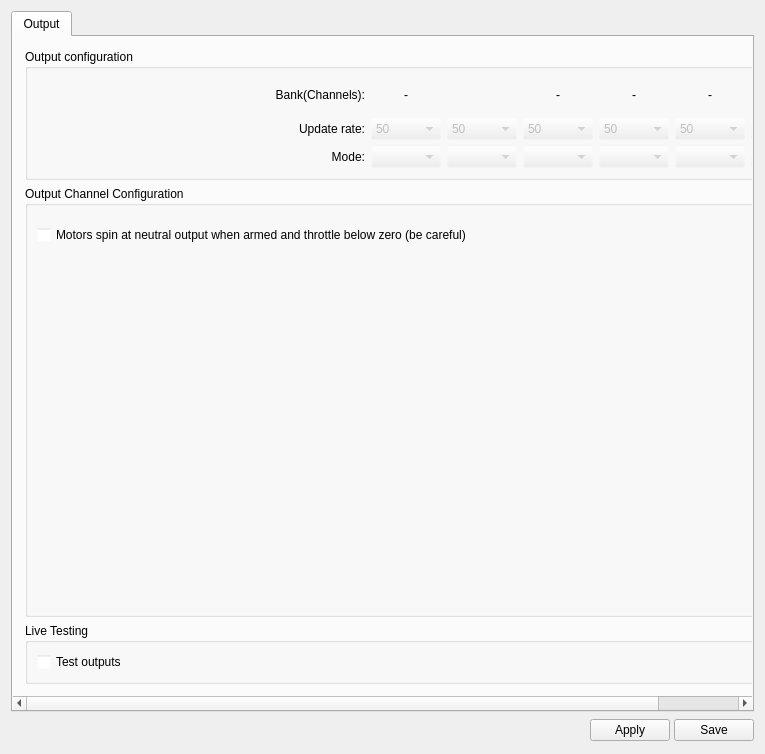
First picture: the form in ground/openpilotgcs/src/plugins/config/output.ui, repository openpilot/OpenPilot, before the edit.
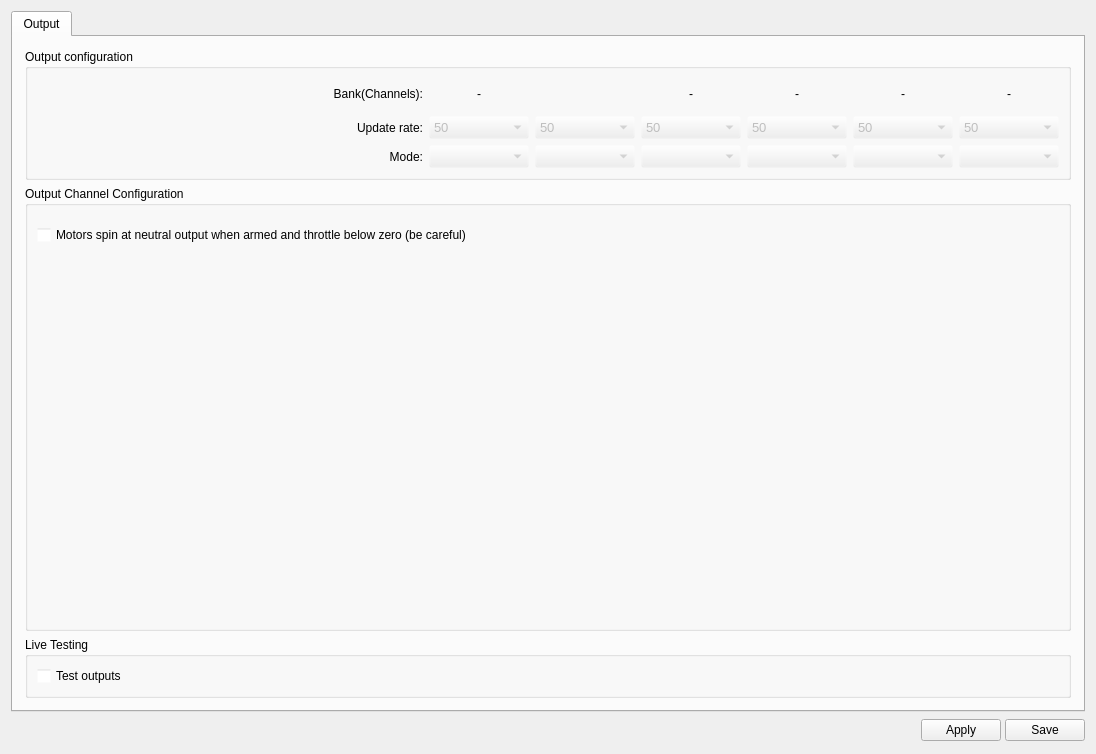
Second picture: the form after the edit. Icons and pictures are not drawn.

Commit message: OP-1685 - Bank mode Combo content was truncated for OneShot/OneShot125 items

Patch:
```diff
--- a/ground/openpilotgcs/src/plugins/config/output.ui
+++ b/ground/openpilotgcs/src/plugins/config/output.ui
@@ -6,7 +6,7 @@
    <rect>
     <x>0</x>
     <y>0</y>
-    <width>765</width>
+    <width>1096</width>
     <height>754</height>
    </rect>
   </property>
@@ -122,8 +122,8 @@
            <rect>
             <x>0</x>
             <y>0</y>
-            <width>831</width>
-            <height>659</height>
+            <width>1078</width>
+            <height>672</height>
            </rect>
           </property>
           <layout class="QVBoxLayout" name="verticalLayout_3">
@@ -203,16 +203,21 @@
                 </property>
                 <property name="minimumSize">
                  <size>
-                  <width>0</width>
+                  <width>100</width>
                   <height>20</height>
                  </size>
                 </property>
                 <property name="maximumSize">
                  <size>
-                  <width>70</width>
+                  <width>120</width>
                   <height>16777215</height>
                  </size>
                 </property>
+                <property name="font">
+                 <font>
+                  <pointsize>10</pointsize>
+                 </font>
+                </property>
                 <property name="toolTip">
                  <string>Setup PWM rate here: usual value is 490 Hz for multirotor airframes. OneShot and OneShot125 does not use this value</string>
                 </property>
@@ -284,16 +289,21 @@
                 </property>
                 <property name="minimumSize">
                  <size>
-                  <width>0</width>
+                  <width>100</width>
                   <height>20</height>
                  </size>
                 </property>
                 <property name="maximumSize">
                  <size>
-                  <width>70</width>
+                  <width>120</width>
                   <height>16777215</height>
                  </size>
                 </property>
+                <property name="font">
+                 <font>
+                  <pointsize>10</pointsize>
+                 </font>
+                </property>
                 <property name="toolTip">
                  <string>Setup PWM rate here: usual value is 490 Hz for multirotor airframes. OneShot and OneShot125 does not use this value</string>
                 </property>
@@ -355,16 +365,21 @@
                 </property>
                 <property name="minimumSize">
                  <size>
-                  <width>0</width>
+                  <width>100</width>
                   <height>20</height>
                  </size>
                 </property>
                 <property name="maximumSize">
                  <size>
-                  <width>70</width>
+                  <width>120</width>
                   <height>16777215</height>
                  </size>
                 </property>
+                <property name="font">
+                 <font>
+                  <pointsize>10</pointsize>
+                 </font>
+                </property>
                 <property name="toolTip">
                  <string>Setup PWM rate here: usual value is 490 Hz for multirotor airframes. OneShot and OneShot125 does not use this value</string>
                 </property>
@@ -426,16 +441,21 @@
                 </property>
                 <property name="minimumSize">
                  <size>
-                  <width>0</width>
+                  <width>100</width>
                   <height>20</height>
                  </size>
                 </property>
                 <property name="maximumSize">
                  <size>
-                  <width>70</width>
+                  <width>120</width>
                   <height>16777215</height>
                  </size>
                 </property>
+                <property name="font">
+                 <font>
+                  <pointsize>10</pointsize>
+                 </font>
+                </property>
                 <property name="toolTip">
                  <string>Setup PWM rate here: usual value is 490 Hz for multirotor airframes. OneShot and OneShot125 does not use this value</string>
                 </property>
@@ -497,16 +517,21 @@
                 </property>
                 <property name="minimumSize">
                  <size>
-                  <width>0</width>
+                  <width>100</width>
                   <height>20</height>
                  </size>
                 </property>
                 <property name="maximumSize">
                  <size>
-                  <width>70</width>
+                  <width>120</width>
                   <height>16777215</height>
                  </size>
                 </property>
+                <property name="font">
+                 <font>
+                  <pointsize>10</pointsize>
+                 </font>
+                </property>
                 <property name="toolTip">
                  <string>Setup output mode. Use PWM or OneShot with Standard ESCs.\nSeveral other ESCs like BLHeli 13+ can use the more advanced OneShot125.\nWhen using OneShot125 all values set in min/max and idle are divided by eight before being sent to esc (i.e. 1000 = 125, 2000 = 250).</string>
                 </property>
@@ -525,16 +550,21 @@
                 </property>
                 <property name="minimumSize">
                  <size>
-                  <width>0</width>
+                  <width>100</width>
                   <height>20</height>
                  </size>
                 </property>
                 <property name="maximumSize">
                  <size>
-                  <width>70</width>
+                  <width>120</width>
                   <height>16777215</height>
                  </size>
                 </property>
+                <property name="font">
+                 <font>
+                  <pointsize>10</pointsize>
+                 </font>
+                </property>
                 <property name="toolTip">
                  <string>Setup output mode. Use PWM or OneShot with Standard ESCs.\nSeveral other ESCs like BLHeli 13+ can use the more advanced OneShot125.\nWhen using OneShot125 all values set in min/max and idle are divided by eight before being sent to esc (i.e. 1000 = 125, 2000 = 250).</string>
                 </property>
@@ -573,16 +603,21 @@
                 </property>
                 <property name="minimumSize">
                  <size>
-                  <width>0</width>
+                  <width>100</width>
                   <height>20</height>
                  </size>
                 </property>
                 <property name="maximumSize">
                  <size>
-                  <width>70</width>
+                  <width>120</width>
                   <height>16777215</height>
                  </size>
                 </property>
+                <property name="font">
+                 <font>
+                  <pointsize>10</pointsize>
+                 </font>
+                </property>
                 <property name="toolTip">
                  <string>Setup PWM rate here: usual value is 490 Hz for multirotor airframes. OneShot and OneShot125 does not use this value
 </string>
@@ -648,16 +683,21 @@
                 </property>
                 <property name="minimumSize">
                  <size>
-                  <width>0</width>
+                  <width>100</width>
                   <height>20</height>
                  </size>
                 </property>
                 <property name="maximumSize">
                  <size>
-                  <width>70</width>
+                  <width>120</width>
                   <height>16777215</height>
                  </size>
                 </property>
+                <property name="font">
+                 <font>
+                  <pointsize>10</pointsize>
+                 </font>
+                </property>
                 <property name="toolTip">
                  <string>Setup output mode. Use PWM or OneShot with Standard ESCs.\nSeveral other ESCs like BLHeli 13+ can use the more advanced OneShot125.\nWhen using OneShot125 all values set in min/max and idle are divided by eight before being sent to esc (i.e. 1000 = 125, 2000 = 250).</string>
                 </property>
@@ -698,16 +738,21 @@
                 </property>
                 <property name="minimumSize">
                  <size>
-                  <width>0</width>
+                  <width>100</width>
                   <height>20</height>
                  </size>
                 </property>
                 <property name="maximumSize">
                  <size>
-                  <width>70</width>
+                  <width>120</width>
                   <height>16777215</height>
                  </size>
                 </property>
+                <property name="font">
+                 <font>
+                  <pointsize>10</pointsize>
+                 </font>
+                </property>
                 <property name="toolTip">
                  <string>Setup output mode. Use PWM or OneShot with Standard ESCs.
 Several other ESCs like BLHeli 13+ can use the more advanced OneShot125.
@@ -728,16 +773,21 @@
                 </property>
                 <property name="minimumSize">
                  <size>
-                  <width>0</width>
+                  <width>100</width>
                   <height>20</height>
                  </size>
                 </property>
                 <property name="maximumSize">
                  <size>
-                  <width>70</width>
+                  <width>120</width>
                   <height>16777215</height>
                  </size>
                 </property>
+                <property name="font">
+                 <font>
+                  <pointsize>10</pointsize>
+                 </font>
+                </property>
                 <property name="toolTip">
                  <string>Setup output mode. Use PWM or OneShot with Standard ESCs.\nSeveral other ESCs like BLHeli 13+ can use the more advanced OneShot125.\nWhen using OneShot125 all values set in min/max and idle are divided by eight before being sent to esc (i.e. 1000 = 125, 2000 = 250).</string>
                 </property>
@@ -778,7 +828,7 @@
                 </property>
                 <property name="minimumSize">
                  <size>
-                  <width>0</width>
+                  <width>100</width>
                   <height>20</height>
                  </size>
                 </property>
@@ -788,6 +838,11 @@
                   <height>16777215</height>
                  </size>
                 </property>
+                <property name="font">
+                 <font>
+                  <pointsize>10</pointsize>
+                 </font>
+                </property>
                 <property name="toolTip">
                  <string>Setup PWM rate here: usual value is 490 Hz for multirotor airframes. OneShot and OneShot125 does not use this value</string>
                 </property>
@@ -859,7 +914,7 @@
                 </property>
                 <property name="minimumSize">
                  <size>
-                  <width>0</width>
+                  <width>100</width>
                   <height>20</height>
                  </size>
                 </property>
@@ -869,6 +924,11 @@
                   <height>16777215</height>
                  </size>
                 </property>
+                <property name="font">
+                 <font>
+                  <pointsize>10</pointsize>
+                 </font>
+                </property>
                 <property name="toolTip">
                  <string>Setup output mode. Use PWM or OneShot with Standard ESCs.\nSeveral other ESCs like BLHeli 13+ can use the more advanced OneShot125.\nWhen using OneShot125 all values set in min/max and idle are divided by eight before being sent to esc (i.e. 1000 = 125, 2000 = 250).</string>
                 </property>
@@ -1009,6 +1069,17 @@
               </item>
               <item>
                <spacer name="verticalSpacer">
+                <property name="minimumSize">
+                 <size>
+                  <width>100</width>
+                  <height>0</height>
+                 </size>
+                </property>
+                <property name="font">
+                 <font>
+                  <pointsize>10</pointsize>
+                 </font>
+                </property>
                 <property name="orientation">
                  <enum>Qt::Vertical</enum>
                 </property>
```
